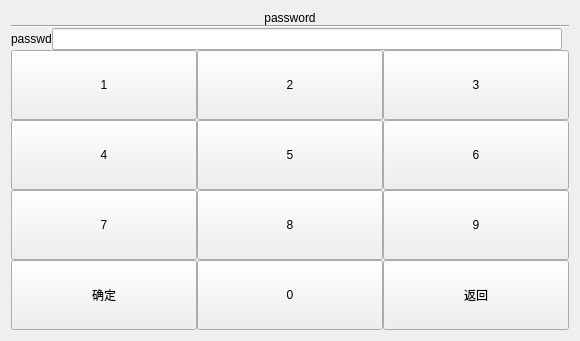
urielyan/kairen_ok335xs, file passwd.ui: the form before one commit.
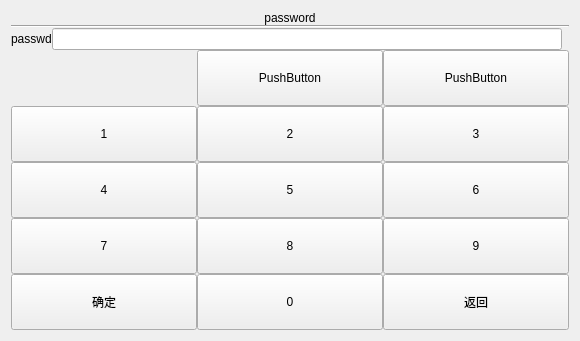
The form after the commit. Custom widgets are drawn as their Qt base class.

Commit message: 在输入界面上增加退格和清除，和修改部分代码使输入电压电流数据时显示原值

```diff
--- a/passwd.ui
+++ b/passwd.ui
@@ -84,33 +84,59 @@
      </item>
      <item>
       <layout class="QGridLayout" name="gridLayout">
-       <item row="0" column="0">
-        <widget class="QPushButton" name="b_1">
-         <property name="sizePolicy">
-          <sizepolicy hsizetype="Minimum" vsizetype="Minimum">
-           <horstretch>0</horstretch>
-           <verstretch>0</verstretch>
-          </sizepolicy>
-         </property>
-         <property name="text">
-          <string>1</string>
-         </property>
-        </widget>
-       </item>
-       <item row="0" column="1">
-        <widget class="QPushButton" name="b_2">
-         <property name="sizePolicy">
-          <sizepolicy hsizetype="Minimum" vsizetype="Minimum">
-           <horstretch>0</horstretch>
-           <verstretch>0</verstretch>
-          </sizepolicy>
-         </property>
-         <property name="text">
-          <string>2</string>
-         </property>
-        </widget>
-       </item>
        <item row="0" column="2">
+        <widget class="QPushButton" name="b_backSpace">
+         <property name="sizePolicy">
+          <sizepolicy hsizetype="Minimum" vsizetype="Minimum">
+           <horstretch>0</horstretch>
+           <verstretch>0</verstretch>
+          </sizepolicy>
+         </property>
+         <property name="text">
+          <string>PushButton</string>
+         </property>
+        </widget>
+       </item>
+       <item row="4" column="0">
+        <widget class="QPushButton" name="b_ok">
+         <property name="sizePolicy">
+          <sizepolicy hsizetype="Minimum" vsizetype="Minimum">
+           <horstretch>0</horstretch>
+           <verstretch>0</verstretch>
+          </sizepolicy>
+         </property>
+         <property name="text">
+          <string>确定</string>
+         </property>
+        </widget>
+       </item>
+       <item row="4" column="1">
+        <widget class="QPushButton" name="b_0">
+         <property name="sizePolicy">
+          <sizepolicy hsizetype="Minimum" vsizetype="Minimum">
+           <horstretch>0</horstretch>
+           <verstretch>0</verstretch>
+          </sizepolicy>
+         </property>
+         <property name="text">
+          <string>0</string>
+         </property>
+        </widget>
+       </item>
+       <item row="4" column="2">
+        <widget class="QPushButton" name="b_return">
+         <property name="sizePolicy">
+          <sizepolicy hsizetype="Minimum" vsizetype="Minimum">
+           <horstretch>0</horstretch>
+           <verstretch>0</verstretch>
+          </sizepolicy>
+         </property>
+         <property name="text">
+          <string>返回</string>
+         </property>
+        </widget>
+       </item>
+       <item row="1" column="2">
         <widget class="QPushButton" name="b_3">
          <property name="sizePolicy">
           <sizepolicy hsizetype="Minimum" vsizetype="Minimum">
@@ -124,7 +150,7 @@
         </widget>
        </item>
        <item row="1" column="0">
-        <widget class="QPushButton" name="b_4">
+        <widget class="QPushButton" name="b_1">
          <property name="sizePolicy">
           <sizepolicy hsizetype="Minimum" vsizetype="Minimum">
            <horstretch>0</horstretch>
@@ -132,50 +158,11 @@
           </sizepolicy>
          </property>
          <property name="text">
-          <string>4</string>
+          <string>1</string>
          </property>
         </widget>
        </item>
-       <item row="1" column="1">
-        <widget class="QPushButton" name="b_5">
-         <property name="sizePolicy">
-          <sizepolicy hsizetype="Minimum" vsizetype="Minimum">
-           <horstretch>0</horstretch>
-           <verstretch>0</verstretch>
-          </sizepolicy>
-         </property>
-         <property name="text">
-          <string>5</string>
-         </property>
-        </widget>
-       </item>
-       <item row="1" column="2">
-        <widget class="QPushButton" name="b_6">
-         <property name="sizePolicy">
-          <sizepolicy hsizetype="Minimum" vsizetype="Minimum">
-           <horstretch>0</horstretch>
-           <verstretch>0</verstretch>
-          </sizepolicy>
-         </property>
-         <property name="text">
-          <string>6</string>
-         </property>
-        </widget>
-       </item>
-       <item row="2" column="0">
-        <widget class="QPushButton" name="b_7">
-         <property name="sizePolicy">
-          <sizepolicy hsizetype="Minimum" vsizetype="Minimum">
-           <horstretch>0</horstretch>
-           <verstretch>0</verstretch>
-          </sizepolicy>
-         </property>
-         <property name="text">
-          <string>7</string>
-         </property>
-        </widget>
-       </item>
-       <item row="2" column="1">
+       <item row="3" column="1">
         <widget class="QPushButton" name="b_8">
          <property name="sizePolicy">
           <sizepolicy hsizetype="Minimum" vsizetype="Minimum">
@@ -188,7 +175,33 @@
          </property>
         </widget>
        </item>
+       <item row="3" column="0">
+        <widget class="QPushButton" name="b_7">
+         <property name="sizePolicy">
+          <sizepolicy hsizetype="Minimum" vsizetype="Minimum">
+           <horstretch>0</horstretch>
+           <verstretch>0</verstretch>
+          </sizepolicy>
+         </property>
+         <property name="text">
+          <string>7</string>
+         </property>
+        </widget>
+       </item>
        <item row="2" column="2">
+        <widget class="QPushButton" name="b_6">
+         <property name="sizePolicy">
+          <sizepolicy hsizetype="Minimum" vsizetype="Minimum">
+           <horstretch>0</horstretch>
+           <verstretch>0</verstretch>
+          </sizepolicy>
+         </property>
+         <property name="text">
+          <string>6</string>
+         </property>
+        </widget>
+       </item>
+       <item row="3" column="2">
         <widget class="QPushButton" name="b_9">
          <property name="sizePolicy">
           <sizepolicy hsizetype="Minimum" vsizetype="Minimum">
@@ -201,8 +214,8 @@
          </property>
         </widget>
        </item>
-       <item row="3" column="0">
-        <widget class="QPushButton" name="b_ok">
+       <item row="0" column="1">
+        <widget class="QPushButton" name="b_clear">
          <property name="sizePolicy">
           <sizepolicy hsizetype="Minimum" vsizetype="Minimum">
            <horstretch>0</horstretch>
@@ -210,12 +223,12 @@
           </sizepolicy>
          </property>
          <property name="text">
-          <string>确定</string>
+          <string>PushButton</string>
          </property>
         </widget>
        </item>
-       <item row="3" column="1">
-        <widget class="QPushButton" name="b_0">
+       <item row="2" column="0">
+        <widget class="QPushButton" name="b_4">
          <property name="sizePolicy">
           <sizepolicy hsizetype="Minimum" vsizetype="Minimum">
            <horstretch>0</horstretch>
@@ -223,12 +236,12 @@
           </sizepolicy>
          </property>
          <property name="text">
-          <string>0</string>
+          <string>4</string>
          </property>
         </widget>
        </item>
-       <item row="3" column="2">
-        <widget class="QPushButton" name="b_return">
+       <item row="2" column="1">
+        <widget class="QPushButton" name="b_5">
          <property name="sizePolicy">
           <sizepolicy hsizetype="Minimum" vsizetype="Minimum">
            <horstretch>0</horstretch>
@@ -236,7 +249,20 @@
           </sizepolicy>
          </property>
          <property name="text">
-          <string>返回</string>
+          <string>5</string>
+         </property>
+        </widget>
+       </item>
+       <item row="1" column="1">
+        <widget class="QPushButton" name="b_2">
+         <property name="sizePolicy">
+          <sizepolicy hsizetype="Minimum" vsizetype="Minimum">
+           <horstretch>0</horstretch>
+           <verstretch>0</verstretch>
+          </sizepolicy>
+         </property>
+         <property name="text">
+          <string>2</string>
          </property>
         </widget>
        </item>
```
The commit also changes 2 other files.
